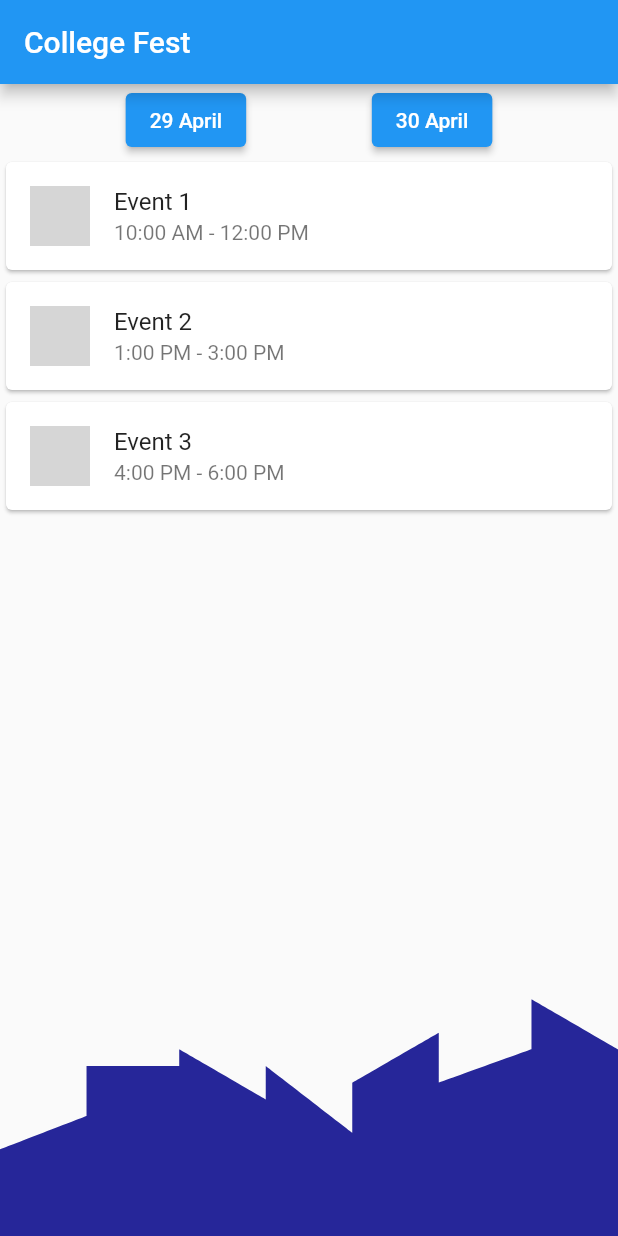
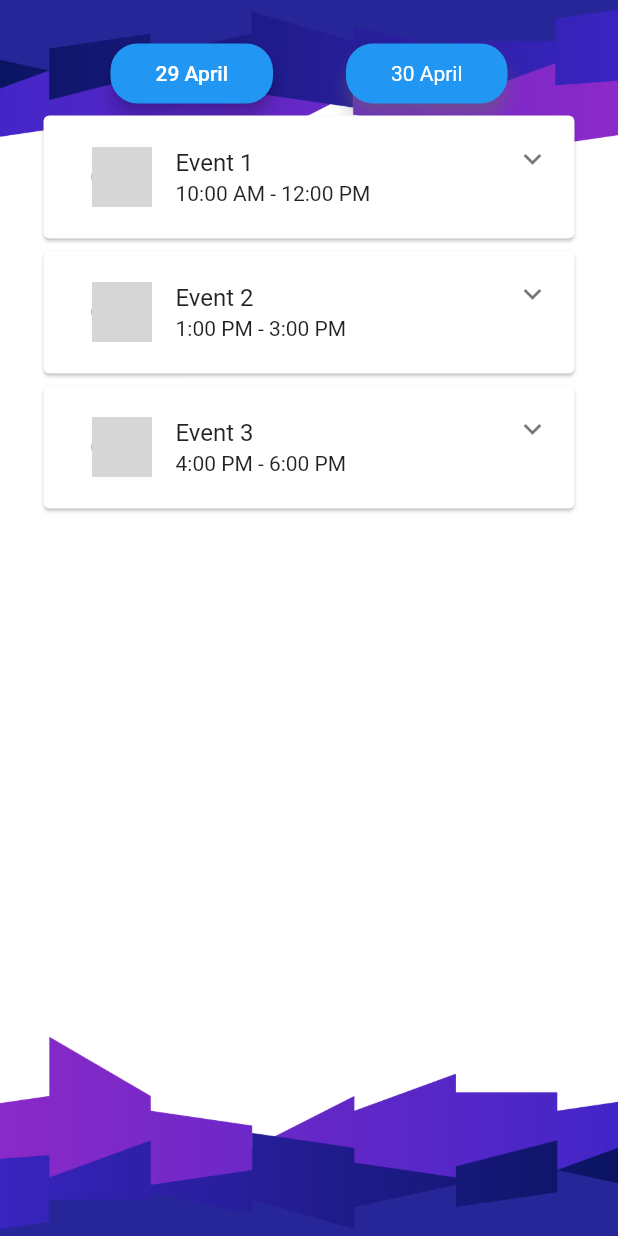
Before and after one commit to Mandeep-vivu/technozarreap, a Flutter app: the screen it shows after launch, on a phone screen of 412 x 824 dp. Run offline on Flutter 3.47's test engine with Material 2 defaults, Android fonts, the phone set to English and light mode, and no system bars; network calls fail; grey boxes are pictures that could not be loaded.

Commit message:
theme design

```diff
--- a/lib/MyApp.dart
+++ b/lib/MyApp.dart
@@ -14,7 +14,8 @@ class MyApp extends StatefulWidget {
 
 class _MyAppState extends State<MyApp> {
   String selectedDate = "29 April"; //default selected date
-
+  bool _isPressed = false;
+  bool _isPressed1 = false;
   List<Event> events29April = [
     Event(
       title: "Event 1",
@@ -72,25 +73,24 @@ class _MyAppState extends State<MyApp> {
   Widget build(BuildContext context) {
     return MaterialApp(
       title: 'College Fest',
+      debugShowCheckedModeBanner: false,
       home: Scaffold(
-        appBar: AppBar(
-          title: const Text('College Fest'),
-        ),
         // Wrap the body with a Builder widget to access a context that has a MediaQuery widget ancestor
+
         body: Builder(
           builder: (BuildContext context) {
-            return Stack(
+            return Container(
+              decoration: const BoxDecoration(
+                image: DecorationImage(
+                    image: AssetImage('assets/bg.png',),
+                  fit: BoxFit.cover,
+                ),
+              ),
+              child: Padding(
+                padding: EdgeInsets.all(25.0),
+              child:
+            Stack(
               children: [
-                Align(
-                  alignment: Alignment.center,
-                  child: CustomPaint(
-                    painter: MyPainter(),
-                    size: Size(
-                      MediaQuery.of(context).size.width,
-                      MediaQuery.of(context).size.height * 0.45,
-                    ),
-                  ),
-                ),
                 Column(
                   children: [
                     Row(
@@ -100,16 +100,52 @@ class _MyAppState extends State<MyApp> {
                           onPressed: () {
                             setState(() {
                               selectedDate = "29 April";
+                              _isPressed = !_isPressed;
                             });
                           },
+                          style: ButtonStyle(
+                            minimumSize: MaterialStateProperty.all<Size>(Size(30.0, 10.0)),
+                            padding: MaterialStateProperty.all<EdgeInsetsGeometry>(
+                                EdgeInsets.symmetric(horizontal: 30.0, vertical: 12.0)),
+                            elevation: MaterialStateProperty.all<double>(5.0),
+                            shadowColor: MaterialStateProperty.all<Color>(Colors.black),
+                            shape: MaterialStateProperty.all<RoundedRectangleBorder>(
+                              RoundedRectangleBorder(
+                                borderRadius: BorderRadius.circular(18.0),
+                              ),
+                            ),
+                            backgroundColor: MaterialStateProperty.all<Color>(_isPressed ? Colors.green : Colors.blue,),
+                          ),
                           child: const Text("29 April"),
                         ),
                         ElevatedButton(
                           onPressed: () {
                             setState(() {
                               selectedDate = "30 April";
+                              _isPressed1 = !_isPressed1;
+
                             });
                           },
+                          style: ButtonStyle(
+                            foregroundColor: MaterialStateProperty.all<Color>(Colors.white),
+                            overlayColor: MaterialStateProperty.all<Color>(Colors.lightBlueAccent),
+                            textStyle: MaterialStateProperty.all<TextStyle>(
+                              TextStyle(color: Colors.white),
+                            ),
+                            tapTargetSize: MaterialTapTargetSize.shrinkWrap,
+                            minimumSize: MaterialStateProperty.all<Size>(Size(30.0, 10.0)),
+                            padding: MaterialStateProperty.all<EdgeInsetsGeometry>(
+                                EdgeInsets.symmetric(horizontal: 30.0, vertical: 12.0)),
+                            elevation: MaterialStateProperty.all<double>(5.0),
+                            shadowColor: MaterialStateProperty.all<Color>(Colors.grey),
+
+                            shape: MaterialStateProperty.all<RoundedRectangleBorder>(
+                              RoundedRectangleBorder(
+                                borderRadius: BorderRadius.circular(18.0),
+                              ),
+                            ),
+                            backgroundColor: MaterialStateProperty.all<Color>(_isPressed1 ? Colors.green : Colors.blue,),
+                          ),
                           child: const Text("30 April"),
                         ),
                       ],
@@ -125,33 +161,41 @@ class _MyAppState extends State<MyApp> {
                               : events30April[index];
 
                           return Card(
-                            child: GestureDetector(
-                              onTap: () {
-                                Navigator.push(
-                                  context,
-                                  MaterialPageRoute(
-                                    builder: (context) =>
-                                        EventDetailsPage(event),
-                                  ),
-                                );
-                              },
-                              child: ListTile(
+                            child: ExpansionTile(
+                              title: ListTile(
                                 title: Text(event.title),
                                 subtitle: Text(event.time),
                                 leading: CircleAvatar(
-                                  backgroundImage:
-                                  NetworkImage(event.posterUrl),
+                                  backgroundImage: NetworkImage(event.posterUrl),
                                 ),
                               ),
+                              children: <Widget>[
+                                Padding(
+                                  padding: const EdgeInsets.all(16.0),
+                                  child: Column(
+                                    crossAxisAlignment: CrossAxisAlignment.start,
+                                    children: [
+                                      Image.network(event.posterUrl),
+                                      const SizedBox(height: 40.0),
+                                      Text(event.title, style: Theme.of(context).textTheme.titleLarge),
+                                      Text(event.time, style: Theme.of(context).textTheme.titleMedium),
+                                      Text(event.venue, style: Theme.of(context).textTheme.titleMedium),
+                                      const SizedBox(height: 40.0),
+                                      Text(event.description),
+                                    ],
+                                  ),
+                                ),
+                              ],
                             ),
                           );
+
                         },
                       ),
                     ),
                   ],
                 ),
               ],
-            );
+            )));
           },
         ),
       ),
--- a/lib/eventdetail.dart
+++ b/lib/eventdetail.dart
@@ -31,6 +31,7 @@ class EventDetailsPage extends StatelessWidget {
 }
 
 class Event {
+
   final String title;
   final String posterUrl;
   final String time;
--- a/pubspec.yaml
+++ b/pubspec.yaml
@@ -60,7 +60,10 @@ flutter:
   # the material Icons class.
   uses-material-design: true
   assets:
-    - assets/svg/
+    - assets/bf.png
+    - assets/bg.png
+    - assets/favicon.png
+
 
   # To add assets to your application, add an assets section, like this:
   # assets:
```
Also changed, not shown: assets/bf.png (added), assets/bg.png (added), assets/favicon.png (added), images/bf.png (added), 2 other files.
